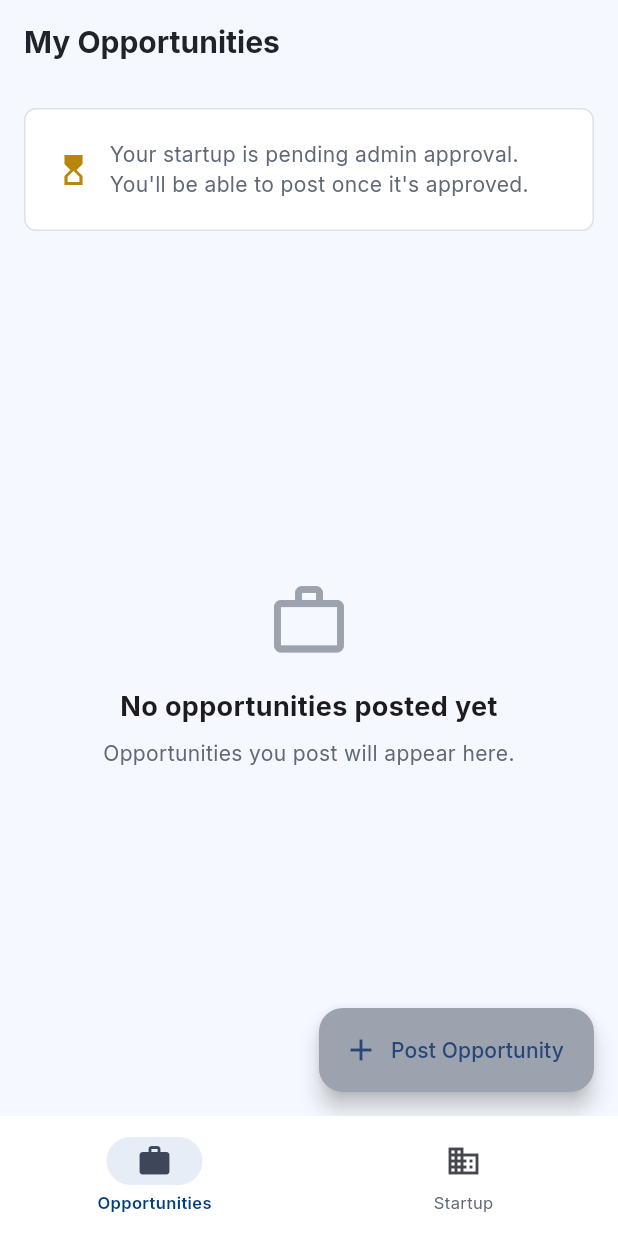
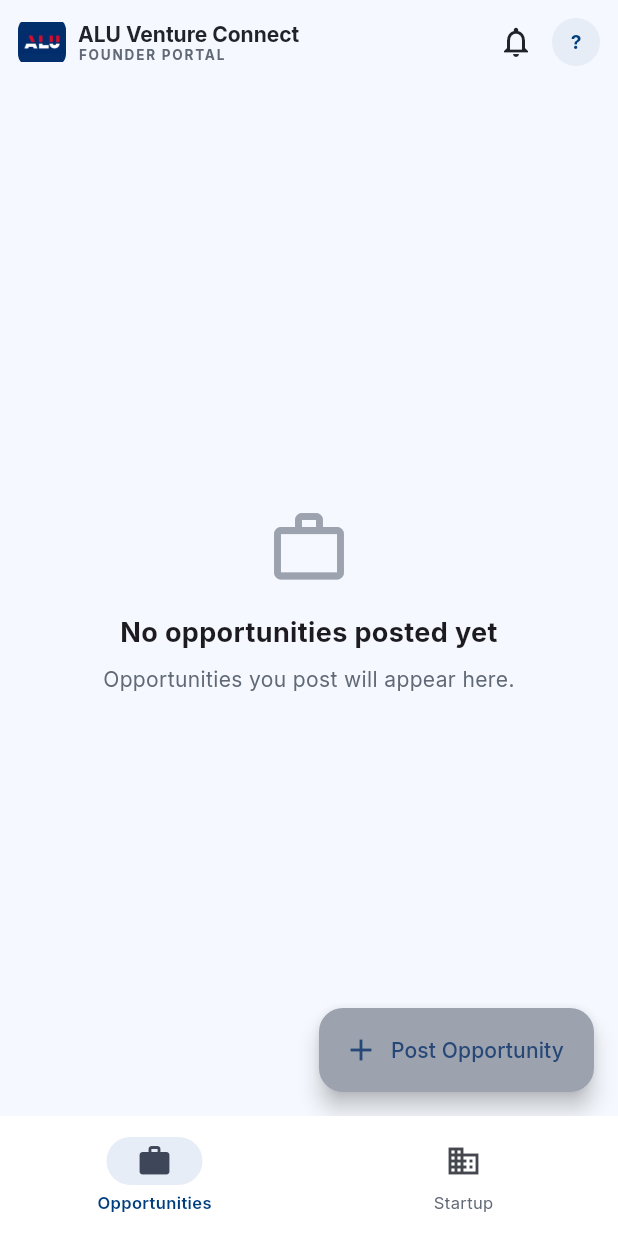
Before and after one commit to N-Maurice/ALU-Internship-seeker_v2, a Flutter app: the MyOpportunitiesScreen screen opened by its route, on a phone screen of 412 x 824 dp. Run offline on Flutter 3.47's test engine with Material 3 defaults, Android fonts, the phone set to English and light mode, and no system bars; our stand-ins replace cached_network_image, cloud_firestore, firebase_auth, firebase_core, flutter_riverpod, flutter_svg and 5 more; accounts and stored records are empty.

Commit message:
rewrite my opportunities screen with founder top bar and draft status

```diff
--- a/lib/features/founder/screens/my_opportunities_screen.dart
+++ b/lib/features/founder/screens/my_opportunities_screen.dart
@@ -4,14 +4,14 @@ import 'package:go_router/go_router.dart';
 
 import '../../../core/theme/colors.dart';
 import '../../../models/opportunity_model.dart';
-import '../../../models/startup_model.dart';
 import '../../../shared/extensions/context_extensions.dart';
 import '../../../shared/widgets/empty_state.dart';
 import '../../../shared/widgets/error_state.dart';
+import '../../../shared/widgets/founder_top_bar.dart';
 import '../../../shared/widgets/loading_widget.dart';
-import '../../../shared/widgets/section_card.dart';
 import '../../opportunities/providers/opportunity_provider.dart';
 import '../../startups/providers/startup_provider.dart';
+import '../widgets/verification_banner.dart';
 
 class MyOpportunitiesScreen extends ConsumerWidget {
   const MyOpportunitiesScreen({super.key});
@@ -23,7 +23,7 @@ class MyOpportunitiesScreen extends ConsumerWidget {
     final isVerified = startupAsync.value?.isVerified ?? false;
 
     return Scaffold(
-      appBar: AppBar(title: const Text('My Opportunities')),
+      appBar: const FounderTopBar(),
       floatingActionButton: FloatingActionButton.extended(
         onPressed: isVerified ? () => context.push('/founder/opportunities/new') : null,
         backgroundColor: isVerified ? AppColors.navy : AppColors.textMuted,
@@ -33,30 +33,10 @@ class MyOpportunitiesScreen extends ConsumerWidget {
       body: SafeArea(
         child: Column(
           children: [
-            if (!isVerified)
+            if (!isVerified && startupAsync.value != null)
               Padding(
                 padding: const EdgeInsets.fromLTRB(16, 16, 16, 0),
-                child: SectionCard(
-                  child: Row(
-                    children: [
-                      Icon(
-                        startupAsync.value?.verificationStatus == VerificationStatus.rejected
-                            ? Icons.cancel_outlined
-                            : Icons.hourglass_top_outlined,
-                        color: AppColors.warning,
-                      ),
-                      const SizedBox(width: 12),
-                      Expanded(
-                        child: Text(
-                          startupAsync.value?.verificationStatus == VerificationStatus.rejected
-                              ? 'Your startup was not approved. Check your Startup Profile tab for details.'
-                              : "Your startup is pending admin approval. You'll be able to post once it's approved.",
-                          style: const TextStyle(color: AppColors.textSecondary),
-                        ),
-                      ),
-                    ],
-                  ),
-                ),
+                child: VerificationBanner(status: startupAsync.value!.verificationStatus),
               ),
             Expanded(
               child: opportunitiesAsync.when(
@@ -91,10 +71,17 @@ class _OpportunityTile extends ConsumerWidget {
 
   final OpportunityModel opportunity;
 
+  (Color, String) get _statusStyle => switch (opportunity.status) {
+        OpportunityStatus.open => (AppColors.success, 'Open'),
+        OpportunityStatus.draft => (AppColors.textSecondary, 'Draft'),
+        OpportunityStatus.closed => (AppColors.error, 'Closed'),
+      };
+
   @override
   Widget build(BuildContext context, WidgetRef ref) {
+    final (statusColor, statusLabel) = _statusStyle;
     return InkWell(
-      onTap: () => context.push('/founder/opportunities/${opportunity.id}/applicants'),
+      onTap: () => context.push('/founder/applicants?opportunityId=${opportunity.id}'),
       borderRadius: BorderRadius.circular(8),
       child: Container(
         padding: const EdgeInsets.all(16),
@@ -115,12 +102,12 @@ class _OpportunityTile extends ConsumerWidget {
                   Row(
                     children: [
                       Chip(
-                        label: Text(opportunity.isOpen ? 'Open' : 'Closed'),
-                        backgroundColor:
-                            opportunity.isOpen ? AppColors.successLight : AppColors.border,
+                        label: Text(statusLabel),
+                        backgroundColor: statusColor.withValues(alpha: 0.12),
                         labelStyle: TextStyle(
                           fontSize: 11,
-                          color: opportunity.isOpen ? AppColors.success : AppColors.textSecondary,
+                          color: statusColor,
+                          fontWeight: FontWeight.w700,
                         ),
                         visualDensity: VisualDensity.compact,
                         side: BorderSide.none,
@@ -137,6 +124,7 @@ class _OpportunityTile extends ConsumerWidget {
               icon: const Icon(Icons.edit_outlined, color: AppColors.navy),
               onPressed: () => context.push('/founder/opportunities/${opportunity.id}/edit'),
             ),
+            if (!opportunity.isDraft)
               IconButton(
                 icon: Icon(
                   opportunity.isOpen ? Icons.pause_circle_outline : Icons.play_circle_outline,
```
Lines whose indentation alone changed are shown as unchanged.
